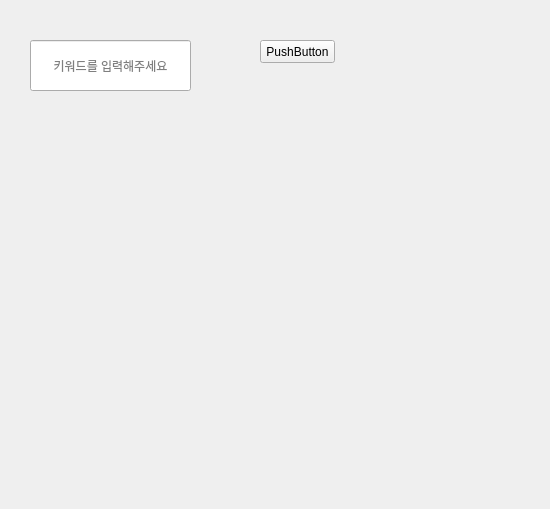
Qt form mainWidget.ui (Hajinjing/Unsupervised_NLP_for_place_recommend) before a commit.
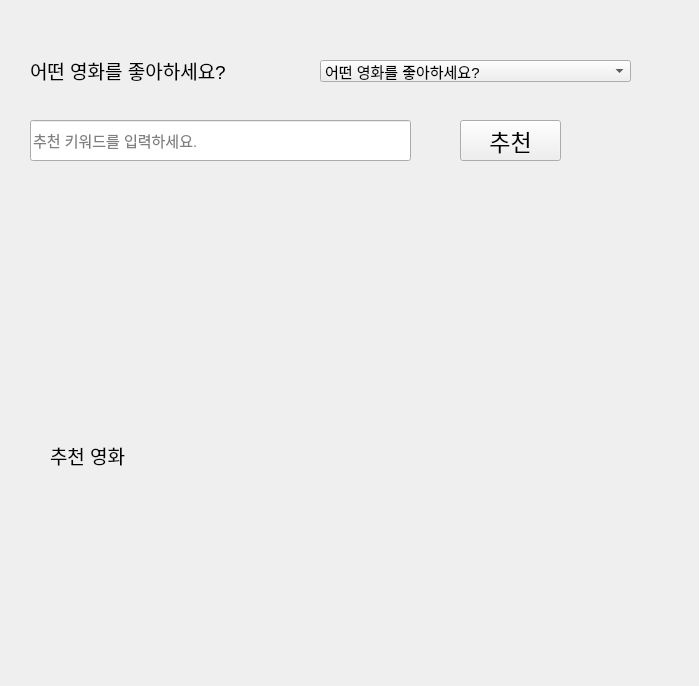
The same form after that commit.

Patch:
```diff
--- a/mainWidget.ui
+++ b/mainWidget.ui
@@ -6,40 +6,98 @@
    <rect>
     <x>0</x>
     <y>0</y>
-    <width>550</width>
-    <height>509</height>
+    <width>699</width>
+    <height>686</height>
    </rect>
   </property>
+  <property name="font">
+   <font>
+    <pointsize>11</pointsize>
+   </font>
+  </property>
   <property name="windowTitle">
    <string>Form</string>
   </property>
-  <widget class="QPushButton" name="pushButton">
+  <widget class="QLabel" name="label">
    <property name="geometry">
     <rect>
-     <x>260</x>
-     <y>40</y>
-     <width>75</width>
-     <height>23</height>
+     <x>30</x>
+     <y>50</y>
+     <width>221</width>
+     <height>41</height>
     </rect>
    </property>
+   <property name="font">
+    <font>
+     <pointsize>14</pointsize>
+    </font>
+   </property>
    <property name="text">
-    <string>PushButton</string>
+    <string>어떤 영화를 좋아하세요?</string>
    </property>
   </widget>
-  <widget class="QLineEdit" name="cmb_titles">
+  <widget class="QComboBox" name="cmb_titles">
    <property name="geometry">
     <rect>
-     <x>30</x>
-     <y>40</y>
-     <width>161</width>
-     <height>51</height>
+     <x>320</x>
+     <y>60</y>
+     <width>311</width>
+     <height>22</height>
     </rect>
    </property>
-   <property name="alignment">
-    <set>Qt::AlignCenter</set>
+   <item>
+    <property name="text">
+     <string>어떤 영화를 좋아하세요?</string>
+    </property>
+   </item>
+  </widget>
+  <widget class="QLabel" name="lbl_recommend">
+   <property name="geometry">
+    <rect>
+     <x>50</x>
+     <y>280</y>
+     <width>601</width>
+     <height>351</height>
+    </rect>
+   </property>
+   <property name="font">
+    <font>
+     <pointsize>14</pointsize>
+    </font>
+   </property>
+   <property name="text">
+    <string>추천 영화</string>
+   </property>
+  </widget>
+  <widget class="QLineEdit" name="le_keyword">
+   <property name="geometry">
+    <rect>
+     <x>30</x>
+     <y>120</y>
+     <width>381</width>
+     <height>41</height>
+    </rect>
    </property>
    <property name="placeholderText">
-    <string>키워드를 입력해주세요</string>
+    <string>추천 키워드를 입력하세요.</string>
+   </property>
+  </widget>
+  <widget class="QPushButton" name="btn_recommend">
+   <property name="geometry">
+    <rect>
+     <x>460</x>
+     <y>120</y>
+     <width>101</width>
+     <height>41</height>
+    </rect>
+   </property>
+   <property name="font">
+    <font>
+     <pointsize>17</pointsize>
+    </font>
+   </property>
+   <property name="text">
+    <string>추천</string>
    </property>
   </widget>
  </widget>
```
